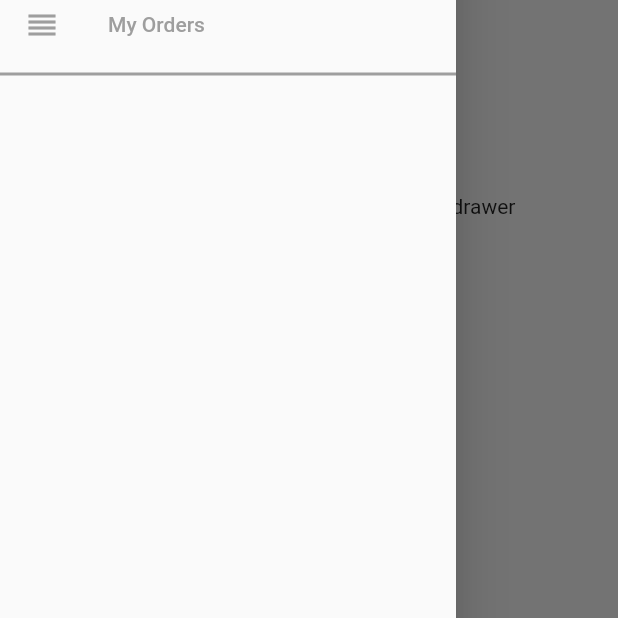
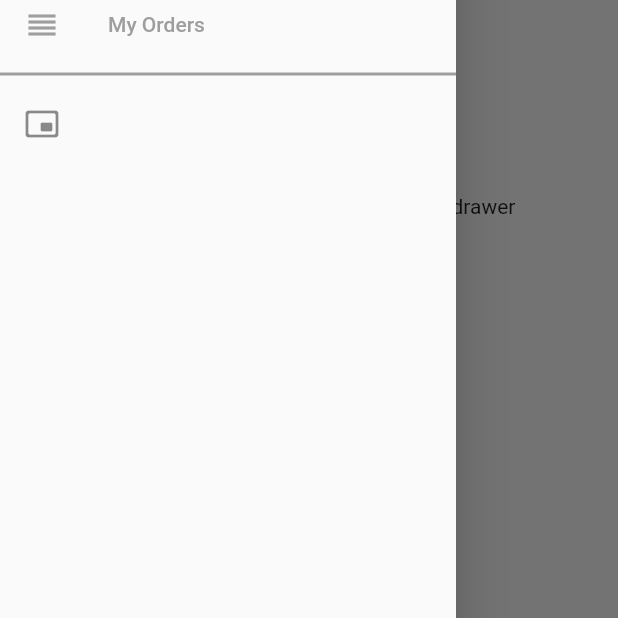
Before and after one commit to Devsaci/Amazon-Clone-App-with-Web-Admin-Panel-Push-Notifications, a Flutter app: the screen it shows after launch, with the side drawer open, on a phone screen of 412 x 824 dp, the part 454-1072 px from its top. Run offline on Flutter 3.47's test engine with Material 2 defaults, Android fonts, the phone set to English and light mode, and no system bars; network calls fail.

Commit message:
Icons.picture_in_picture_alt_rounded

```diff
--- a/lib/widgets/my_drawer.dart
+++ b/lib/widgets/my_drawer.dart
@@ -78,7 +78,9 @@ class MyDrawer extends StatelessWidget {
                 thickness: 2,
               ),
               //not yet received orders
-              const ListTile()
+              const ListTile(
+                leading: Icon(Icons.picture_in_picture_alt_rounded),
+              ),
             ],
           ),
         ],
```
